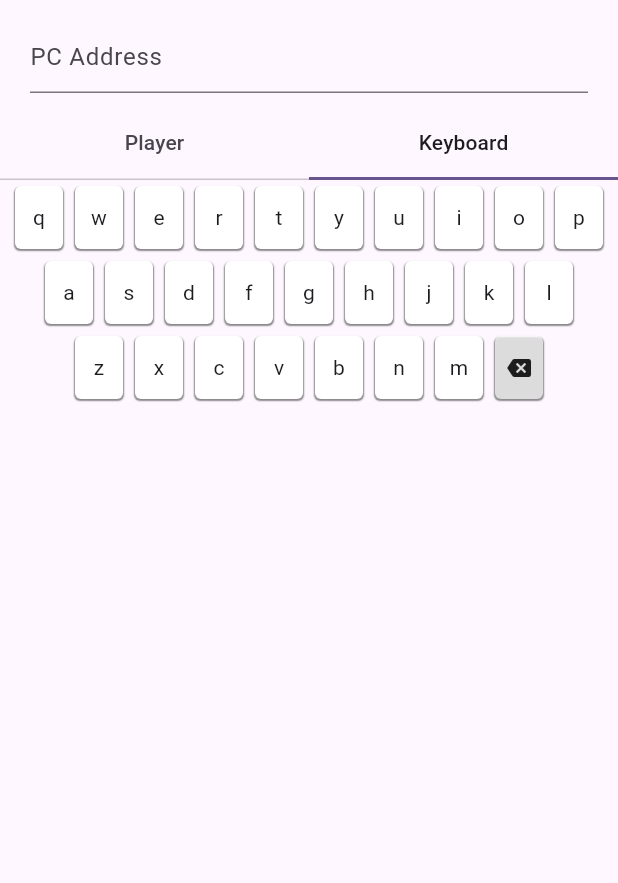
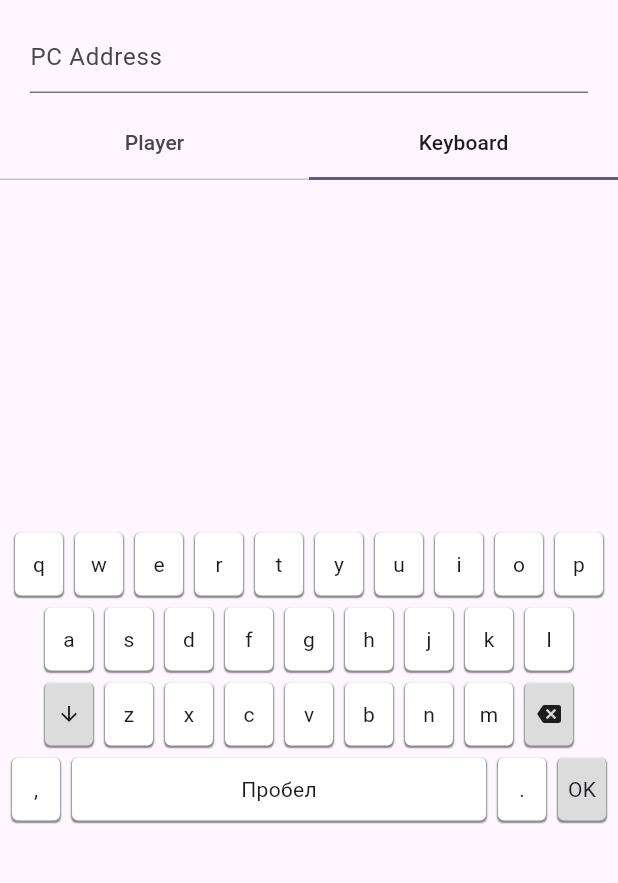
Before and after one commit to bytes7bytes7/remote_control, a Flutter app: the screen it shows after launch, tab 2 chosen, on a phone screen of 412 x 824 dp, the part 63-946 px from its top. Run offline on Flutter 3.47's test engine with Material 2 defaults, Android fonts, the phone set to English and light mode, and no system bars; our stand-ins replace dio, flutter_bloc, freezed_annotation.

Commit message:
add some func keys

```diff
--- a/lib/bloc/keyboard/keyboard_event.dart
+++ b/lib/bloc/keyboard/keyboard_event.dart
@@ -5,4 +5,6 @@ class KeyboardEvent with _$KeyboardEvent {
   const factory KeyboardEvent.textEdited({
     required String text,
   }) = _TextEditedEvent;
+
+  const factory KeyboardEvent.shirtPressed() = _ShirtPressedEvent;
 }
--- /dev/null
+++ b/lib/bloc/keyboard/keyboard_keys.dart
@@ -0,0 +1,4 @@
+class KeyboardKeys {
+  static const backspace = 'backspace';
+  static const enter = 'enter';
+}
--- a/lib/bloc/keyboard/keyboard_state.dart
+++ b/lib/bloc/keyboard/keyboard_state.dart
@@ -4,5 +4,6 @@ part of 'keyboard_bloc.dart';
 class KeyboardState with _$KeyboardState {
   const factory KeyboardState({
     @Default('') String text,
+    @Default(ShiftState.off) shiftState,
   }) = _KeyboardState;
 }
--- a/lib/widgets/keyboard_controls.dart
+++ b/lib/widgets/keyboard_controls.dart
@@ -2,10 +2,14 @@ import 'package:flutter/material.dart';
 import 'package:flutter_bloc/flutter_bloc.dart';
 
 import '../bloc/keyboard/keyboard_bloc.dart';
+import '../bloc/keyboard/keyboard_keys.dart';
 import '../bloc/signal/signal_bloc.dart';
 
-final GlobalKey<EditableTextState> editableTextKey =
-    GlobalKey<EditableTextState>();
+const _iconSize = 16.0;
+const _keyHeight = 50.0;
+const _keyWidth = 40.0;
+const _keyMargin = 4.0;
+const _highlightBG = Colors.white70;
 
 class KeyboardControls extends StatelessWidget {
   const KeyboardControls({super.key});
@@ -30,11 +34,23 @@ class _Body extends StatelessWidget {
 
     return BlocBuilder<KeyboardBloc, KeyboardState>(
       builder: (context, state) {
-        return Column(
+        var row1 = 'qwertyuiop';
+        var row2 = 'asdfghjkl';
+        var row3 = 'zxcvbnm';
+
+        if (state.shiftState != ShiftState.off) {
+          row1 = row1.toUpperCase();
+          row2 = row2.toUpperCase();
+          row3 = row3.toUpperCase();
+        }
+
+        return Center(
+          child: ListView(
+            shrinkWrap: true,
             children: [
               Row(
                 mainAxisAlignment: MainAxisAlignment.center,
-              children: 'qwertyuiop'.split('').map(
+                children: row1.split('').map(
                   (e) {
                     return KeyboardButton(
                       value: Text(e),
@@ -47,7 +63,7 @@ class _Body extends StatelessWidget {
               ),
               Row(
                 mainAxisAlignment: MainAxisAlignment.center,
-              children: 'asdfghjkl'.split('').map(
+                children: row2.split('').map(
                   (e) {
                     return KeyboardButton(
                       value: Text(e),
@@ -61,7 +77,24 @@ class _Body extends StatelessWidget {
               Row(
                 mainAxisAlignment: MainAxisAlignment.center,
                 children: [
-                ...'zxcvbnm'.split('').map(
+                  KeyboardButton(
+                    value: Icon(
+                      state.shiftState == ShiftState.off
+                          ? Icons.arrow_downward
+                          : Icons.arrow_upward,
+                      color: state.shiftState == ShiftState.permanent
+                          ? Colors.white
+                          : null,
+                      size: _iconSize,
+                    ),
+                    background: state.shiftState == ShiftState.permanent
+                        ? Colors.lightBlueAccent
+                        : _highlightBG,
+                    onPressed: () {
+                      bloc.add(const KeyboardEvent.shirtPressed());
+                    },
+                  ),
+                  ...row3.split('').map(
                     (e) {
                       return KeyboardButton(
                         value: Text(e),
@@ -74,9 +107,9 @@ class _Body extends StatelessWidget {
                   KeyboardButton(
                     value: const Icon(
                       Icons.backspace,
-                    size: 16,
+                      size: _iconSize,
                     ),
-                  background: Colors.white70,
+                    background: _highlightBG,
                     onPressed: () {
                       bloc.add(
                         const KeyboardEvent.textEdited(
@@ -87,7 +120,51 @@ class _Body extends StatelessWidget {
                   ),
                 ],
               ),
+              Row(
+                mainAxisAlignment: MainAxisAlignment.center,
+                children: [
+                  const SizedBox(
+                    width: _keyMargin,
+                  ),
+                  KeyboardButton(
+                    value: const Text(','),
+                    onPressed: () {
+                      bloc.add(const KeyboardEvent.textEdited(text: ','));
+                    },
+                  ),
+                  Expanded(
+                    child: KeyboardButton(
+                      value: const Text('Пробел'),
+                      size: const Size.fromHeight(_keyHeight),
+                      onPressed: () {
+                        bloc.add(const KeyboardEvent.textEdited(text: ' '));
+                      },
+                    ),
+                  ),
+                  KeyboardButton(
+                    value: const Text('.'),
+                    onPressed: () {
+                      bloc.add(const KeyboardEvent.textEdited(text: '.'));
+                    },
+                  ),
+                  KeyboardButton(
+                    value: const Text('OK'),
+                    background: _highlightBG,
+                    onPressed: () {
+                      bloc.add(
+                        const KeyboardEvent.textEdited(
+                          text: KeyboardKeys.enter,
+                        ),
+                      );
+                    },
+                  ),
+                  const SizedBox(
+                    width: _keyMargin,
+                  ),
                 ],
+              ),
+            ],
+          ),
         );
       },
     );
@@ -100,19 +177,33 @@ class KeyboardButton extends StatelessWidget {
     required this.value,
     required this.onPressed,
     this.background,
+    this.size,
   });
 
   final Widget value;
   final VoidCallback onPressed;
   final Color? background;
+  final Size? size;
 
   @override
   Widget build(BuildContext context) {
+    late final double height;
+    late final double width;
+
+    final s = size;
+    if (s != null) {
+      height = s.height;
+      width = s.width;
+    } else {
+      height = _keyHeight;
+      width = _keyWidth;
+    }
+
     return SizedBox(
-      height: 50,
-      width: 40,
+      height: height,
+      width: width,
       child: Padding(
-        padding: const EdgeInsets.all(4),
+        padding: const EdgeInsets.all(_keyMargin),
         child: DecoratedBox(
           decoration: BoxDecoration(
             borderRadius: BorderRadius.circular(4),
@@ -120,7 +211,7 @@ class KeyboardButton extends StatelessWidget {
             boxShadow: const [
               BoxShadow(
                 color: Colors.black45,
-                spreadRadius: .1,
+                spreadRadius: .2,
                 blurRadius: 0.1,
                 offset: Offset(0, 1),
               ),
```
Also changed, not shown: lib/bloc/keyboard/keyboard_bloc.dart (+34 -4 lines), lib/bloc/keyboard/keyboard_bloc.freezed.dart. Lines whose indentation alone changed are shown as unchanged.
